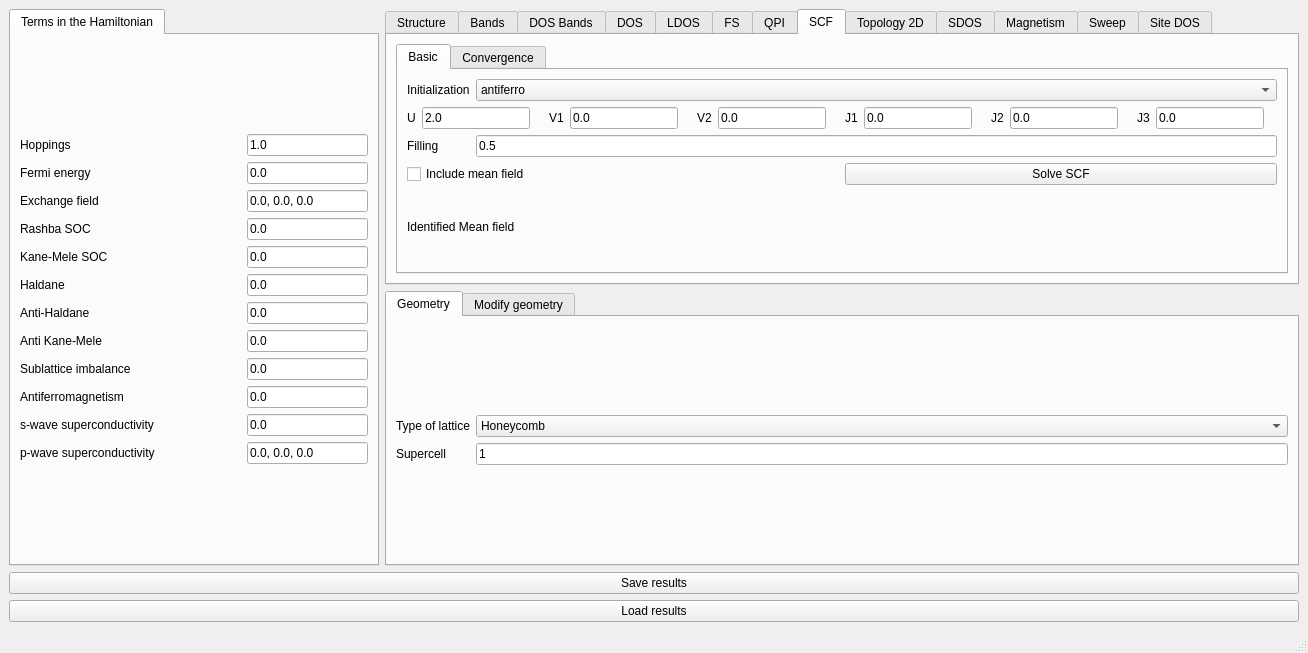
Qt form interface-pyqt/2d/interface.ui (joselado/quantum-lattice) before a commit.
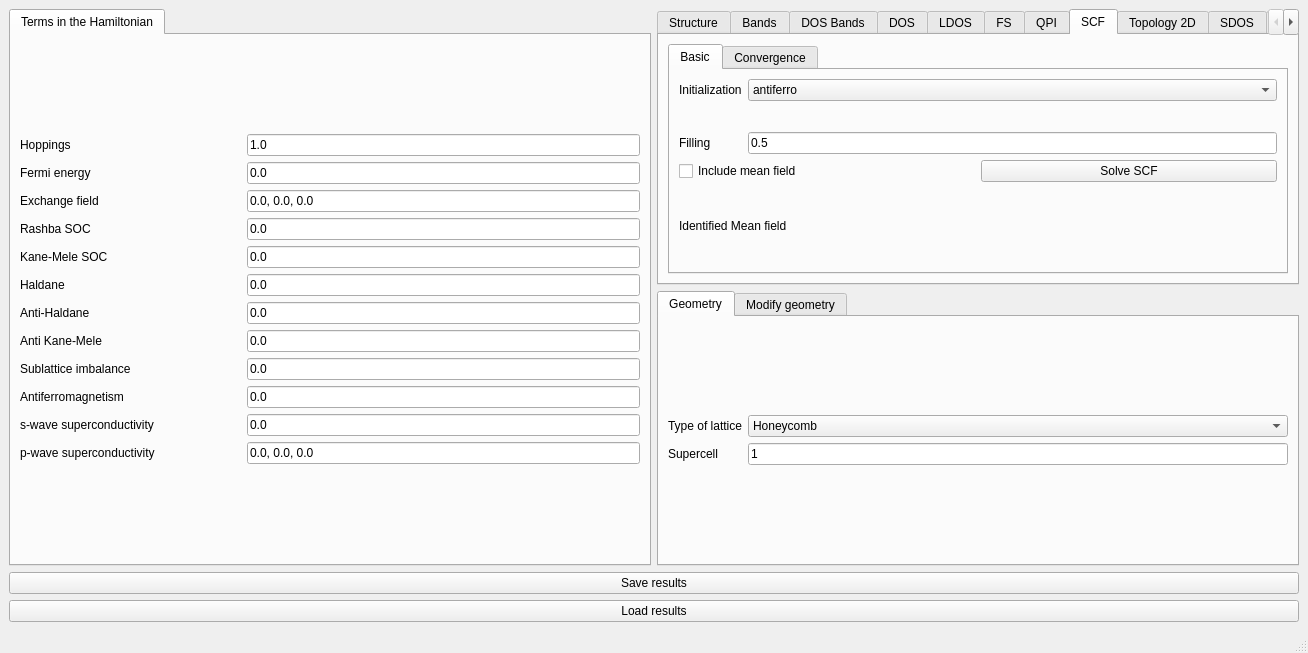
The same form after that commit. The open tabs and pages were chosen to show the change. Custom widgets are drawn as their Qt base class.

Commit message: Split SCF mean-field terms into Density-density/Spin-spin tabs; make Hamiltonian-term label names consistent

What changed in the file:
```diff
--- a/interface-pyqt/2d/interface.ui
+++ b/interface-pyqt/2d/interface.ui
@@ -1110,154 +1110,9 @@
                 </property>
                </widget>
               </item>
-              <item row="1" column="0" colspan="2">
-               <layout class="QHBoxLayout" name="horizontalLayout">
-                <item>
-                 <widget class="BodyLabel" name="label_14">
-                  <property name="text">
-                   <string>U</string>
-                  </property>
-                 </widget>
-                </item>
-                <item>
-                 <widget class="LineEdit" name="U">
-                  <property name="toolTip">
-                   <string>Local Hubbard interaction</string>
-                  </property>
-                  <property name="text">
-                   <string>2.0</string>
-                  </property>
-                 </widget>
-                </item>
-                <item>
-                 <widget class="BodyLabel" name="U_image">
-                  <property name="text">
-                   <string/>
-                  </property>
-                 </widget>
-                </item>
-                <item>
-                 <widget class="BodyLabel" name="label_23">
-                  <property name="text">
-                   <string>V1</string>
-                  </property>
-                 </widget>
-                </item>
-                <item>
-                 <widget class="LineEdit" name="V1">
-                  <property name="toolTip">
-                   <string>First neighbor interaction</string>
-                  </property>
-                  <property name="text">
-                   <string>0.0</string>
-                  </property>
-                 </widget>
-                </item>
-                <item>
-                 <widget class="BodyLabel" name="V1_image">
-                  <property name="text">
-                   <string/>
-                  </property>
-                 </widget>
-                </item>
-                <item>
-                 <widget class="BodyLabel" name="label_40">
-                  <property name="text">
-                   <string>V2</string>
-                  </property>
-                 </widget>
-                </item>
-                <item>
-                 <widget class="LineEdit" name="V2">
-                  <property name="toolTip">
-                   <string>Second neighbor interaction</string>
-                  </property>
-                  <property name="text">
-                   <string>0.0</string>
-                  </property>
-                 </widget>
-                </item>
-                <item>
-                 <widget class="BodyLabel" name="V2_image">
-                  <property name="text">
-                   <string/>
-                  </property>
-                 </widget>
-                </item>
-                <item>
-                 <widget class="BodyLabel" name="label_j1">
-                  <property name="text">
-                   <string>J1</string>
-                  </property>
-                 </widget>
-                </item>
-                <item>
-                 <widget class="LineEdit" name="J1">
-                  <property name="toolTip">
-                   <string>First neighbor Heisenberg exchange</string>
-                  </property>
-                  <property name="text">
-                   <string>0.0</string>
-                  </property>
-                 </widget>
-                </item>
-                <item>
-                 <widget class="BodyLabel" name="J1_image">
-                  <property name="text">
-                   <string/>
-                  </property>
-                 </widget>
-                </item>
-                <item>
-                 <widget class="BodyLabel" name="label_j2">
-                  <property name="text">
-                   <string>J2</string>
-                  </property>
-                 </widget>
-                </item>
-                <item>
-                 <widget class="LineEdit" name="J2">
-                  <property name="toolTip">
-                   <string>Second neighbor Heisenberg exchange</string>
-                  </property>
-                  <property name="text">
-                   <string>0.0</string>
-                  </property>
-                 </widget>
-                </item>
-                <item>
-                 <widget class="BodyLabel" name="J2_image">
-                  <property name="text">
-                   <string/>
-                  </property>
-                 </widget>
-                </item>
-                <item>
-                 <widget class="BodyLabel" name="label_j3">
-                  <property name="text">
-                   <string>J3</string>
-                  </property>
-                 </widget>
-                </item>
-                <item>
-                 <widget class="LineEdit" name="J3">
-                  <property name="toolTip">
-                   <string>Third neighbor Heisenberg exchange</string>
-                  </property>
-                  <property name="text">
-                   <string>0.0</string>
-                  </property>
-                 </widget>
-                </item>
-                <item>
-                 <widget class="BodyLabel" name="J3_image">
-                  <property name="text">
-                   <string/>
-                  </property>
-                 </widget>
-                </item>
-               </layout>
-              </item>
+                            <item row="1" column="0" colspan="2">
+              <widget class="QWidget" name="scf_terms_container"/>
+             </item>
              </layout>
             </item>
             <item row="1" column="0">
```
Left out of the diff: 24 changed lines with no effect on the pictures. The commit also changes 35 other files.
